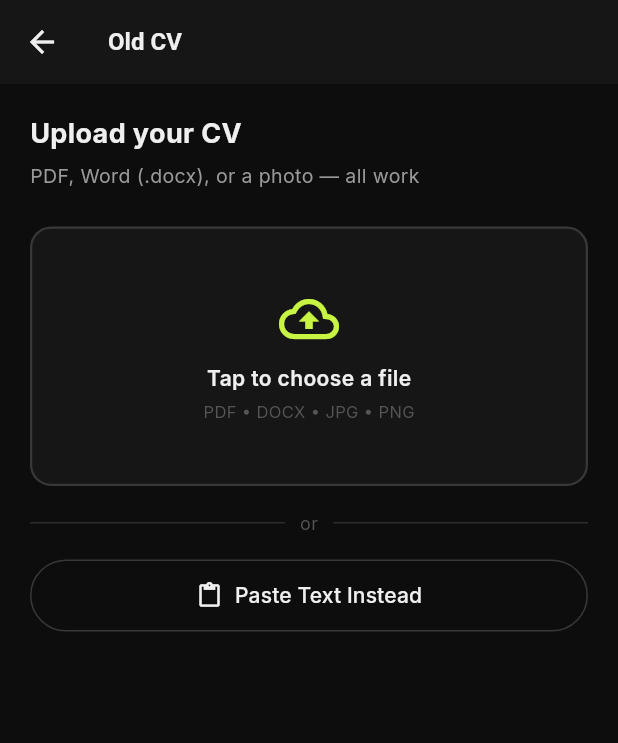
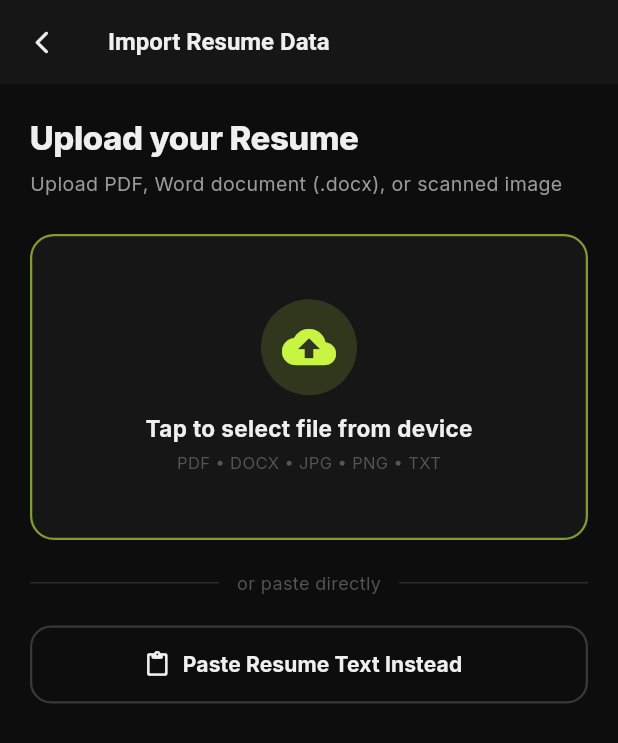
Before and after one commit to Gulabjamun99/resume_ai_pro-, a Flutter app: the CVUploadScreen screen opened directly, on a phone screen of 412 x 824 dp. Shown: the top 743 px of the screen. Run offline on Flutter 3.47's test engine with Material 3 defaults, Android fonts, the phone set to English and light mode, and no system bars; drawn by our look-alikes of flutter_animate; our stand-ins replace file_picker, google_fonts, open_file, shared_preferences; accounts and stored records are empty; statements that could not run were skipped.

Commit message:
Android Polish: Enhanced CVUploadScreen with AnimatedSwitcher stage transitions, Material 3 ActionChips, and accessible 52dp tap targets

```diff
--- a/lib/screens/cv_upload_screen.dart
+++ b/lib/screens/cv_upload_screen.dart
@@ -1,6 +1,7 @@
 // lib/screens/cv_upload_screen.dart
 import 'package:flutter/material.dart';
 import 'package:file_picker/file_picker.dart';
+import 'package:flutter_animate/flutter_animate.dart';
 import '../theme.dart';
 import '../services/api_service.dart';
 import 'form_screen.dart';
@@ -9,7 +10,12 @@ import 'building_screen.dart';
 class CVUploadScreen extends StatefulWidget {
   final bool startInPasteMode;
   final String jobDescription;
-  const CVUploadScreen({super.key, this.startInPasteMode = false, this.jobDescription = ''});
+  const CVUploadScreen({
+    super.key,
+    this.startInPasteMode = false,
+    this.jobDescription = '',
+  });
+
   @override
   State<CVUploadScreen> createState() => _CVUploadScreenState();
 }
@@ -30,7 +36,6 @@ class _CVUploadScreenState extends State<CVUploadScreen> {
     if (widget.startInPasteMode) _stage = _Stage.confirmText;
   }
 
-  // ── Pick file from device ──────────────────────────────
   Future<void> _pickFile() async {
     try {
       final result = await FilePicker.platform.pickFiles(
@@ -56,7 +61,7 @@ class _CVUploadScreenState extends State<CVUploadScreen> {
         _stage = _Stage.confirmText;
       });
     } catch (e) {
-      _showErr('Could not read the file: $e');
+      _showErr('Could not read file: $e');
     }
   }
 
@@ -73,7 +78,10 @@ class _CVUploadScreenState extends State<CVUploadScreen> {
     }
     if (_extractedText.trim().isEmpty) {
       ScaffoldMessenger.of(context).showSnackBar(
-        const SnackBar(content: Text('Please paste or upload your CV text first'), backgroundColor: AppColors.red),
+        const SnackBar(
+          content: Text('Please paste or upload your resume text first'),
+          backgroundColor: AppColors.red,
+        ),
       );
       return;
     }
@@ -81,7 +89,9 @@ class _CVUploadScreenState extends State<CVUploadScreen> {
   }
 
   void _finalizeParse() {
-    Navigator.pushReplacement(context, MaterialPageRoute(
+    Navigator.pushReplacement(
+      context,
+      MaterialPageRoute(
         builder: (_) => BuildingScreen(
           plan: widget.jobDescription.isNotEmpty ? 'jd_tailored' : 'junior',
           isAutoBuildFromCV: true,
@@ -89,111 +99,163 @@ class _CVUploadScreenState extends State<CVUploadScreen> {
           additionalInfo: _newInfoCtrl.text.trim(),
           jobDescription: widget.jobDescription,
         ),
-    ));
+      ),
+    );
   }
 
   @override
   Widget build(BuildContext context) {
     return Scaffold(
-      appBar: AppBar(title: const Text('Old CV')),
+      backgroundColor: AppColors.bg,
+      appBar: AppBar(
+        title: const Text('Import Resume Data', style: TextStyle(fontSize: 16, fontWeight: FontWeight.w700)),
+        leading: IconButton(
+          icon: const Icon(Icons.arrow_back_ios_new_rounded, size: 18),
+          onPressed: () => Navigator.pop(context),
+        ),
+      ),
       body: SafeArea(
+        child: AnimatedSwitcher(
+          duration: const Duration(milliseconds: 300),
           child: switch (_stage) {
             _Stage.pickSource => _buildPickSource(),
             _Stage.readingFile => _buildLoading('Reading File...', 'Extracting text from $_pickedFileName'),
             _Stage.confirmText => _buildConfirmText(),
             _Stage.askNewInfo => _buildAskNewInfo(),
-          _Stage.parsing => _buildLoading('Processing Your Data...', 'Organizing your CV details and updates'),
+            _Stage.parsing => _buildLoading('Processing Data...', 'Organizing your resume details'),
             _Stage.error => _buildError(),
           },
+        ),
       ),
     );
   }
 
-  // ── Stage 1: Pick file or switch to paste ──────────────
   Widget _buildPickSource() {
     return Padding(
+      key: const ValueKey('pickSource'),
       padding: const EdgeInsets.all(20),
-      child: Column(crossAxisAlignment: CrossAxisAlignment.start, children: [
-        const Text('Upload your CV', style: TextStyle(fontSize: 18, fontWeight: FontWeight.w700, color: AppColors.text)),
+      child: Column(
+        crossAxisAlignment: CrossAxisAlignment.start,
+        children: [
+          const Text(
+            'Upload your Resume',
+            style: TextStyle(fontSize: 22, fontWeight: FontWeight.w800, color: AppColors.text, letterSpacing: -0.3),
+          ).animate().fadeIn(duration: 400.ms),
           const SizedBox(height: 6),
-        const Text('PDF, Word (.docx), or a photo — all work', style: TextStyle(fontSize: 13, color: AppColors.text2)),
+          const Text(
+            'Upload PDF, Word document (.docx), or scanned image',
+            style: TextStyle(fontSize: 13, color: AppColors.text2),
+          ).animate().fadeIn(delay: 100.ms, duration: 400.ms),
           const SizedBox(height: 24),
 
-        GestureDetector(
+          Material(
+            color: Colors.transparent,
+            child: InkWell(
               onTap: _pickFile,
+              borderRadius: BorderRadius.circular(16),
               child: Container(
                 width: double.infinity,
-            padding: const EdgeInsets.symmetric(vertical: 40),
+                padding: const EdgeInsets.symmetric(vertical: 42),
                 decoration: BoxDecoration(
-              border: Border.all(color: AppColors.border2, style: BorderStyle.solid, width: 1.5),
-              borderRadius: BorderRadius.circular(14),
+                  border: Border.all(color: AppColors.accent.withOpacity(0.6), width: 1.5),
+                  borderRadius: BorderRadius.circular(16),
                   color: AppColors.bg2,
                 ),
-            child: Column(children: [
-              const Icon(Icons.cloud_upload_outlined, size: 40, color: AppColors.accent),
-              const SizedBox(height: 10),
-              const Text('Tap to choose a file', style: TextStyle(fontSize: 14, color: AppColors.text, fontWeight: FontWeight.w600)),
+                child: Column(
+                  children: [
+                    Container(
+                      padding: const EdgeInsets.all(14),
+                      decoration: BoxDecoration(
+                        color: AppColors.accent.withOpacity(0.15),
+                        shape: BoxShape.circle,
+                      ),
+                      child: const Icon(Icons.cloud_upload_rounded, size: 36, color: AppColors.accent),
+                    ),
+                    const SizedBox(height: 12),
+                    const Text(
+                      'Tap to select file from device',
+                      style: TextStyle(fontSize: 15, color: AppColors.text, fontWeight: FontWeight.w700),
+                    ),
                     const SizedBox(height: 4),
-              const Text('PDF • DOCX • JPG • PNG', style: TextStyle(fontSize: 11, color: AppColors.text3)),
-            ]),
-          ),
-        ),
-        const SizedBox(height: 16),
-        Row(children: const [
-          Expanded(child: Divider(color: AppColors.border)),
-          Padding(padding: EdgeInsets.symmetric(horizontal: 10), child: Text('or', style: TextStyle(color: AppColors.text3, fontSize: 12))),
-          Expanded(child: Divider(color: AppColors.border)),
-        ]),
-        const SizedBox(height: 16),
-        SizedBox(
-          width: double.infinity,
-          child: OutlinedButton.icon(
-            onPressed: () => setState(() => _stage = _Stage.confirmText),
-            icon: const Icon(Icons.content_paste, size: 18),
-            label: const Text('Paste Text Instead'),
-            style: OutlinedButton.styleFrom(
-              foregroundColor: AppColors.text,
-              side: const BorderSide(color: AppColors.border2),
-              padding: const EdgeInsets.symmetric(vertical: 14),
+                    const Text('PDF • DOCX • JPG • PNG • TXT', style: TextStyle(fontSize: 11, color: AppColors.text3)),
+                  ],
                 ),
               ),
             ),
-      ]),
+          ).animate().fadeIn(delay: 200.ms, duration: 450.ms).scale(begin: const Offset(0.96, 0.96)),
+
+          const SizedBox(height: 20),
+          Row(
+            children: const [
+              Expanded(child: Divider(color: AppColors.border)),
+              Padding(
+                padding: EdgeInsets.symmetric(horizontal: 12),
+                child: Text('or paste directly', style: TextStyle(color: AppColors.text3, fontSize: 12)),
+              ),
+              Expanded(child: Divider(color: AppColors.border)),
+            ],
+          ),
+          const SizedBox(height: 20),
+
+          SizedBox(
+            width: double.infinity,
+            height: 52,
+            child: OutlinedButton.icon(
+              onPressed: () => setState(() => _stage = _Stage.confirmText),
+              icon: const Icon(Icons.content_paste_rounded, size: 18),
+              label: const Text('Paste Resume Text Instead', style: TextStyle(fontWeight: FontWeight.w700)),
+              style: OutlinedButton.styleFrom(
+                foregroundColor: AppColors.text,
+                side: const BorderSide(color: AppColors.border2, width: 1.5),
+                shape: RoundedRectangleBorder(borderRadius: BorderRadius.circular(14)),
+              ),
+            ),
+          ).animate().fadeIn(delay: 300.ms, duration: 450.ms),
+        ],
+      ),
     );
   }
 
-  // ── Stage 2: Show extracted text / paste box for confirmation ──
   Widget _buildConfirmText() {
     final isPasteMode = _extractedText.isEmpty;
     if (isPasteMode && _pasteCtrl.text.isEmpty && _extractedText.isNotEmpty) {
       _pasteCtrl.text = _extractedText;
     }
     return Padding(
+      key: const ValueKey('confirmText'),
       padding: const EdgeInsets.all(20),
-      child: Column(crossAxisAlignment: CrossAxisAlignment.start, children: [
+      child: Column(
+        crossAxisAlignment: CrossAxisAlignment.start,
+        children: [
           Text(
-          isPasteMode ? 'Paste your CV text here' : 'This text was extracted from your CV',
-          style: const TextStyle(fontSize: 17, fontWeight: FontWeight.w700, color: AppColors.text),
+            isPasteMode ? 'Paste Resume Text' : 'Extracted Text Review',
+            style: const TextStyle(fontSize: 20, fontWeight: FontWeight.w800, color: AppColors.text),
           ),
           const SizedBox(height: 6),
           Text(
-          isPasteMode ? 'LinkedIn profile, old resume — paste from anywhere' : 'Check it looks right — you can edit it below too',
+            isPasteMode
+                ? 'Copy and paste experience, contact info, and education'
+                : 'Review extracted text below. You can edit any errors before proceeding.',
             style: const TextStyle(fontSize: 12, color: AppColors.text2),
           ),
           const SizedBox(height: 14),
           Expanded(
             child: Container(
-            padding: const EdgeInsets.all(4),
-            decoration: BoxDecoration(border: Border.all(color: AppColors.border), borderRadius: BorderRadius.circular(10)),
+              padding: const EdgeInsets.all(8),
+              decoration: BoxDecoration(
+                color: AppColors.bg3,
+                border: Border.all(color: AppColors.border),
+                borderRadius: BorderRadius.circular(14),
+              ),
               child: TextField(
                 controller: isPasteMode ? _pasteCtrl : (_pasteCtrl..text = _extractedText),
                 maxLines: null,
                 expands: true,
-              style: const TextStyle(color: AppColors.text, fontSize: 12.5, height: 1.5),
+                style: const TextStyle(color: AppColors.text, fontSize: 13, height: 1.5),
                 decoration: const InputDecoration(
                   border: InputBorder.none,
                   contentPadding: EdgeInsets.all(12),
-                hintText: 'Paste your name, phone, email, work experience, education, skills — everything...',
+                  hintText: 'Paste name, phone, email, experience, education, skills...',
                   hintStyle: TextStyle(color: AppColors.text3, fontSize: 12),
                 ),
                 onChanged: (v) => _extractedText = v,
@@ -203,111 +265,165 @@ class _CVUploadScreenState extends State<CVUploadScreen> {
           const SizedBox(height: 16),
           SizedBox(
             width: double.infinity,
+            height: 52,
             child: ElevatedButton(
-            onPressed: () { _extractedText = _pasteCtrl.text; _proceedToNewInfo(); },
-            child: const Text('Continue →'),
+              onPressed: () {
+                _extractedText = _pasteCtrl.text;
+                _proceedToNewInfo();
+              },
+              style: ElevatedButton.styleFrom(
+                backgroundColor: AppColors.accent,
+                shape: RoundedRectangleBorder(borderRadius: BorderRadius.circular(14)),
+              ),
+              child: const Row(
+                mainAxisAlignment: MainAxisAlignment.center,
+                children: [
+                  Text('Continue', style: TextStyle(color: Colors.black, fontWeight: FontWeight.w800, fontSize: 15)),
+                  SizedBox(width: 6),
+                  Icon(Icons.arrow_forward_rounded, color: Colors.black, size: 18),
+                ],
               ),
             ),
-      ]),
+          ),
+        ],
+      ),
     );
   }
 
-  // ── Stage 3: "Anything new to add?" ────────────────────
   Widget _buildAskNewInfo() {
     return SingleChildScrollView(
+      key: const ValueKey('askNewInfo'),
+      physics: const BouncingScrollPhysics(),
       padding: const EdgeInsets.all(20),
-      child: Column(crossAxisAlignment: CrossAxisAlignment.start, children: [
-        const Text('✨', style: TextStyle(fontSize: 32)),
+      child: Column(
+        crossAxisAlignment: CrossAxisAlignment.start,
+        children: [
+          const Text('✨', style: TextStyle(fontSize: 34)).animate().scale(),
           const SizedBox(height: 10),
-        const Text('Anything New to Add?', style: TextStyle(fontSize: 19, fontWeight: FontWeight.w700, color: AppColors.text)),
+          const Text(
+            'Anything New to Add?',
+            style: TextStyle(fontSize: 22, fontWeight: FontWeight.w800, color: AppColors.text),
+          ),
           const SizedBox(height: 8),
           const Text(
-          'If you got a new job, learned a new skill, completed a certification, or built a new project since your old CV — mention it here. AI will merge it with your existing data.',
+            'Added a new job, learned a skill, or earned a certification? Add updates below and AI will merge them cleanly.',
             style: TextStyle(fontSize: 13, color: AppColors.text2, height: 1.5),
           ),
-        const SizedBox(height: 18),
+          const SizedBox(height: 20),
 
-        AppCard(child: Column(crossAxisAlignment: CrossAxisAlignment.start, children: [
-          const Text('NEW UPDATE (optional)', style: TextStyle(fontSize: 11, fontWeight: FontWeight.w700, color: AppColors.text3, letterSpacing: 0.5)),
-          const SizedBox(height: 8),
+          AppCard(
+            child: Column(
+              crossAxisAlignment: CrossAxisAlignment.start,
+              children: [
+                const Text(
+                  'RECENT CAREER UPDATES (OPTIONAL)',
+                  style: TextStyle(fontSize: 11, fontWeight: FontWeight.w800, color: AppColors.text3, letterSpacing: 0.8),
+                ),
+                const SizedBox(height: 10),
                 TextField(
                   controller: _newInfoCtrl,
-            maxLines: 6,
+                  maxLines: 5,
                   style: const TextStyle(color: AppColors.text, fontSize: 13),
                   decoration: const InputDecoration(
-              hintText: 'Examples:\n\n"Joined XYZ Company in 2024 as Senior Developer — still working there"\n\n"Recently got AWS Certified"\n\n"Built an e-commerce app with 1000+ users"',
-              hintStyle: TextStyle(color: AppColors.text3, fontSize: 12, height: 1.6),
+                    hintText: 'Examples:\n"Promoted to Senior Developer in 2024"\n"Earned AWS Solutions Architect certification"',
+                    hintStyle: TextStyle(color: AppColors.text3, fontSize: 12, height: 1.5),
                   ),
                 ),
-        ])),
-        const SizedBox(height: 10),
+              ],
+            ),
+          ),
+          const SizedBox(height: 14),
 
-        // Suggestion chips
-        Wrap(spacing: 8, runSpacing: 8, children: [
-          'New job', 'New skill', 'New certification', 'Got promoted', 'New project',
-        ].map((s) => GestureDetector(
-          onTap: () {
+          Wrap(
+            spacing: 8,
+            runSpacing: 8,
+            children: ['+ New Promotion', '+ New Skill', '+ New Certification', '+ Recent Project'].map(
+              (s) => ActionChip(
+                label: Text(s, style: const TextStyle(fontSize: 11, color: AppColors.text)),
+                backgroundColor: AppColors.bg3,
+                side: const BorderSide(color: AppColors.border),
+                onPressed: () {
                   _newInfoCtrl.text = _newInfoCtrl.text.isEmpty ? '$s: ' : '${_newInfoCtrl.text}\n$s: ';
                 },
-          child: Container(
-            padding: const EdgeInsets.symmetric(horizontal: 10, vertical: 6),
-            decoration: BoxDecoration(color: AppColors.bg3, border: Border.all(color: AppColors.border), borderRadius: BorderRadius.circular(20)),
-            child: Text('+ $s', style: const TextStyle(fontSize: 11, color: AppColors.text3)),
               ),
-        )).toList()),
+            ).toList(),
+          ),
 
-        const SizedBox(height: 24),
+          const SizedBox(height: 28),
           SizedBox(
             width: double.infinity,
+            height: 52,
             child: ElevatedButton(
               onPressed: _finalizeParse,
-            child: const Text('✅ Prepare My Resume Data'),
+              style: ElevatedButton.styleFrom(
+                backgroundColor: AppColors.accent,
+                shape: RoundedRectangleBorder(borderRadius: BorderRadius.circular(14)),
+              ),
+              child: const Text(
+                'Build Resume Workspace',
+                style: TextStyle(color: Colors.black, fontWeight: FontWeight.w800, fontSize: 15),
+              ),
             ),
           ),
           const SizedBox(height: 10),
           Center(
             child: TextButton(
               onPressed: _finalizeParse,
-            child: const Text('Nothing new, skip this step', style: TextStyle(color: AppColors.text3, fontSize: 12)),
+              child: const Text('Skip & Build Direct', style: TextStyle(color: AppColors.text3, fontSize: 12)),
             ),
           ),
-      ]),
+        ],
+      ),
     );
   }
 
   Widget _buildLoading(String title, String sub) {
     return Center(
+      key: ValueKey(title),
       child: Padding(
-        padding: const EdgeInsets.all(24),
-        child: Column(mainAxisAlignment: MainAxisAlignment.center, children: [
-          const SizedBox(width: 44, height: 44, child: CircularProgressIndicator(color: AppColors.accent, strokeWidth: 3)),
-          const SizedBox(height: 20),
-          Text(title, style: const TextStyle(fontSize: 16, fontWeight: FontWeight.w600, color: AppColors.text)),
-          const SizedBox(height: 6),
-          Text(sub, style: const TextStyle(fontSize: 12, color: AppColors.text2), textAlign: TextAlign.center),
-        ]),
+        padding: const EdgeInsets.all(28),
+        child: Column(
+          mainAxisAlignment: MainAxisAlignment.center,
+          children: [
+            const SizedBox(width: 48, height: 48, child: CircularProgressIndicator(color: AppColors.accent, strokeWidth: 3.5)),
+            const SizedBox(height: 24),
+            Text(title, style: const TextStyle(fontSize: 18, fontWeight: FontWeight.w700, color: AppColors.text)),
+            const SizedBox(height: 8),
+            Text(sub, style: const TextStyle(fontSize: 13, color: AppColors.text2), textAlign: TextAlign.center),
+          ],
+        ),
       ),
     );
   }
 
   Widget _buildError() {
     return Center(
+      key: const ValueKey('error'),
       child: Padding(
-        padding: const EdgeInsets.all(24),
-        child: Column(mainAxisAlignment: MainAxisAlignment.center, children: [
-          const Text('❌', style: TextStyle(fontSize: 36)),
-          const SizedBox(height: 14),
-          const Text('Something Went Wrong', style: TextStyle(fontSize: 17, fontWeight: FontWeight.w700, color: AppColors.text)),
+        padding: const EdgeInsets.all(28),
+        child: Column(
+          mainAxisAlignment: MainAxisAlignment.center,
+          children: [
+            const Icon(Icons.error_outline_rounded, color: AppColors.red, size: 48),
+            const SizedBox(height: 16),
+            const Text('Parsing Error', style: TextStyle(fontSize: 18, fontWeight: FontWeight.w800, color: AppColors.text)),
             const SizedBox(height: 8),
-          Text(_errorMsg, style: const TextStyle(fontSize: 12, color: AppColors.text2, height: 1.5), textAlign: TextAlign.center),
-          const SizedBox(height: 20),
-          ElevatedButton(onPressed: () => setState(() => _stage = _Stage.pickSource), child: const Text('Try Again')),
-          const SizedBox(height: 10),
-          TextButton(
-            onPressed: () => Navigator.pushReplacement(context, MaterialPageRoute(builder: (_) => FormScreen(jobDescription: widget.jobDescription))),
-            child: const Text('Fill form manually instead', style: TextStyle(color: AppColors.text3)),
+            Text(_errorMsg, style: const TextStyle(fontSize: 13, color: AppColors.text2, height: 1.5), textAlign: TextAlign.center),
+            const SizedBox(height: 24),
+            SizedBox(
+              width: double.infinity,
+              height: 48,
+              child: ElevatedButton(
+                onPressed: () => setState(() => _stage = _Stage.pickSource),
+                style: ElevatedButton.styleFrom(
+                  backgroundColor: AppColors.accent,
+                  shape: RoundedRectangleBorder(borderRadius: BorderRadius.circular(12)),
                 ),
-        ]),
+                child: const Text('Try Again', style: TextStyle(color: Colors.black, fontWeight: FontWeight.bold)),
+              ),
+            ),
+          ],
+        ),
       ),
     );
   }
```
Lines whose indentation alone changed are shown as unchanged.
